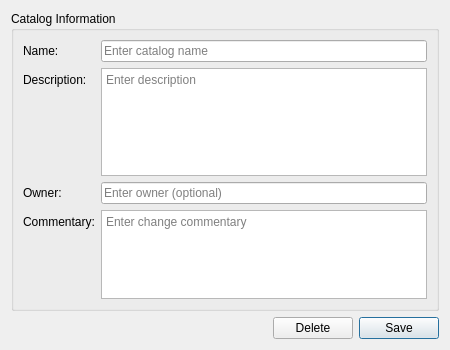
The window that projects/ores.qt/ui/CatalogDetailDialog.ui (OreStudio/OreStudio) describes before a commit, drawn with Qt 5.
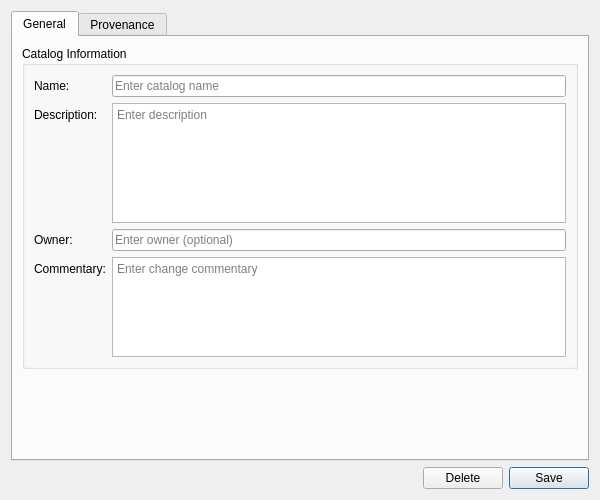
The same window after the commit. Custom widgets are drawn as their Qt base class.

Commit message: [qt] Standardise all detail dialogs with tabbed layout

What changed in the file:
```diff
--- a/projects/ores.qt/ui/CatalogDetailDialog.ui
+++ b/projects/ores.qt/ui/CatalogDetailDialog.ui
@@ -6,15 +6,31 @@
    <rect>
     <x>0</x>
     <y>0</y>
-    <width>450</width>
-    <height>350</height>
+    <width>600</width>
+    <height>500</height>
    </rect>
   </property>
+  <property name="minimumSize">
+   <size>
+    <width>600</width>
+    <height>500</height>
+   </size>
+  </property>
   <property name="windowTitle">
    <string>Catalog Details</string>
   </property>
   <layout class="QVBoxLayout" name="verticalLayout">
    <item>
+    <widget class="QTabWidget" name="tabWidget">
+     <property name="currentIndex">
+      <number>0</number>
+     </property>
+     <widget class="QWidget" name="generalTab">
+      <attribute name="title">
+       <string>General</string>
+      </attribute>
+      <layout class="QVBoxLayout" name="generalLayout">
+       <item>
     <widget class="QGroupBox" name="detailsGroupBox">
      <property name="title">
       <string>Catalog Information</string>
@@ -104,6 +120,33 @@
     </widget>
    </item>
    <item>
+        <spacer name="verticalSpacer">
+         <property name="orientation">
+          <enum>Qt::Vertical</enum>
+         </property>
+         <property name="sizeHint" stdset="0">
+          <size>
+           <width>20</width>
+           <height>40</height>
+          </size>
+         </property>
+        </spacer>
+       </item>
+      </layout>
+     </widget>
+     <widget class="QWidget" name="provenanceTab">
+      <attribute name="title">
+       <string>Provenance</string>
+      </attribute>
+      <layout class="QVBoxLayout" name="provenanceTabLayout">
+       <item>
+        <widget class="ores::qt::ProvenanceWidget" name="provenanceWidget" native="true"/>
+       </item>
+      </layout>
+     </widget>
+    </widget>
+   </item>
+   <item>
     <layout class="QHBoxLayout" name="buttonLayout">
      <item>
       <spacer name="horizontalSpacer">
@@ -139,6 +182,13 @@
    </item>
   </layout>
  </widget>
+ <customwidgets>
+  <customwidget>
+   <class>ores::qt::ProvenanceWidget</class>
+   <extends>QWidget</extends>
+   <header>ores.qt/ProvenanceWidget.hpp</header>
+  </customwidget>
+ </customwidgets>
  <resources/>
  <connections/>
 </ui>
```
Lines whose indentation alone changed are shown as unchanged. The commit also changes 100 other files.
